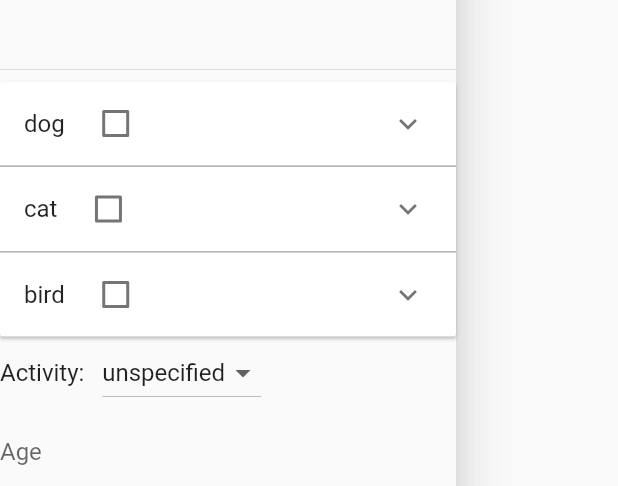
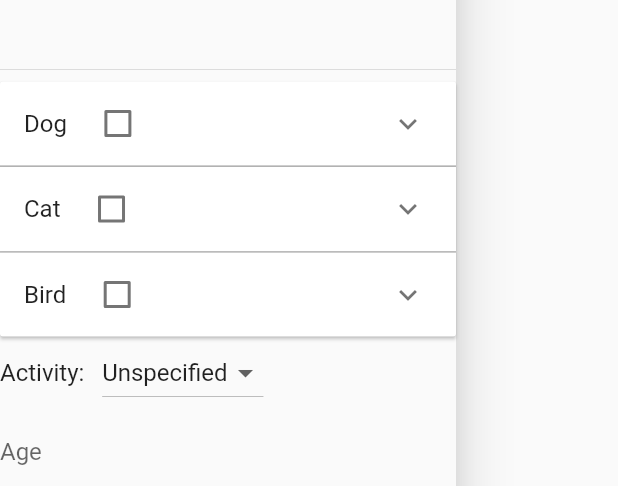
Before and after one commit to EllaGab09/adoption_app, a Flutter app: the FilterDrawer widget shown alone on an empty page, opened directly with empty values, on a phone screen of 412 x 824 dp. Shown: the part 172-658 px from the top of the screen. Run offline on Flutter 3.47's test engine with Material 2 defaults, Android fonts, the phone set to English and light mode, and no system bars; our stand-ins replace google_maps_flutter, sign_in_button; network calls fail.

Commit message:
Added capitalize first letter of string function in filter.

```diff
--- a/lib/widgets/filter_drawer.dart
+++ b/lib/widgets/filter_drawer.dart
@@ -13,6 +13,13 @@ class FilterDrawer extends StatefulWidget {
 class _FilterDrawerState extends State<FilterDrawer> {
   Map<AnimalType, Set<dynamic>> selectedBreedsMap = {};
   Map<AnimalType, bool> isTypeCheckedMap = {};
+
+  String capitalize(String input) {
+    if (input.isEmpty) {
+      return input;
+    }
+    return input[0].toUpperCase() + input.substring(1);
+  }
 
   @override
   Widget build(BuildContext context) {
@@ -58,7 +65,7 @@ class _FilterDrawerState extends State<FilterDrawer> {
                   return ListTile(
                     title: Row(
                       children: [
-                        Text(animalType.toString().split('.').last),
+                        Text(capitalize(animalType.toString().split('.').last)),
                         SizedBox(width: 10),
                         Checkbox(
                           value: isTypeCheckedMap.containsKey(animalType)
@@ -87,7 +94,7 @@ class _FilterDrawerState extends State<FilterDrawer> {
                   itemBuilder: (context, index) {
                     var breed = getBreedDropdownItems(animalType)[index];
                     return CheckboxListTile(
-                      title: Text(breed.toString().split('.').last),
+                      title: Text(capitalize(breed.toString().split('.').last)),
                       value: selectedBreedsMap.containsKey(animalType) &&
                           selectedBreedsMap[animalType]!.contains(breed),
                       onChanged: (bool? value) {
@@ -134,7 +141,8 @@ class _FilterDrawerState extends State<FilterDrawer> {
                         (AnimalActivity value) {
                   return DropdownMenuItem<AnimalActivity>(
                     value: value,
-                    child: Text('${value.toString().split('.').last}'),
+                    child:
+                        Text(capitalize('${value.toString().split('.').last}')),
                   );
                 }).toList(),
               ),
```
